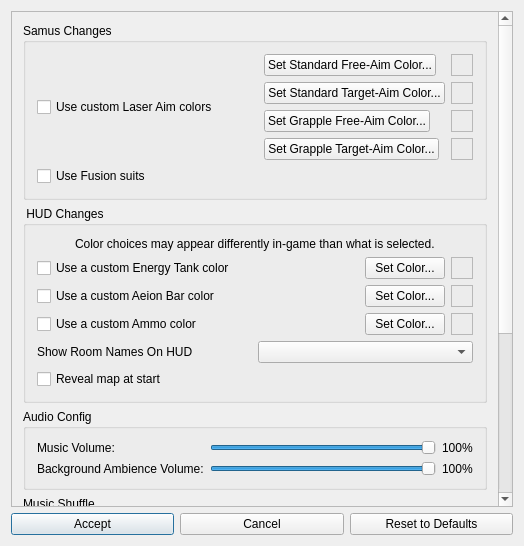
First picture: the form in randovania/games/samus_returns/gui/ui_files/msr_cosmetic_patches_dialog.ui, repository randovania/randovania, before the edit.
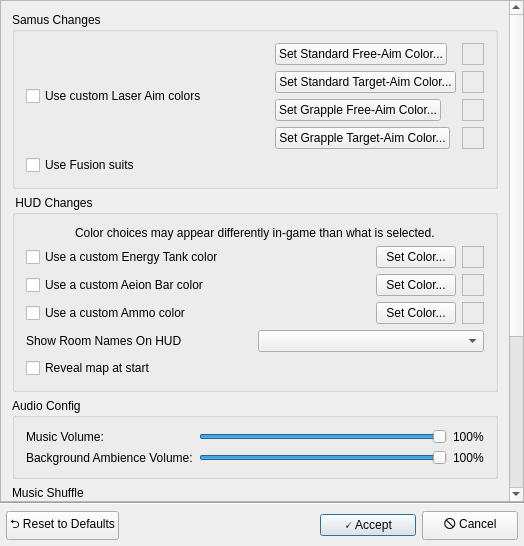
Second picture: the form after the edit. Custom widgets are drawn as their Qt base class.

Commit message: GUI: improve footer of cosmetic dialogs

Patch:
```diff
--- a/randovania/games/samus_returns/gui/ui_files/msr_cosmetic_patches_dialog.ui
+++ b/randovania/games/samus_returns/gui/ui_files/msr_cosmetic_patches_dialog.ui
@@ -10,35 +10,32 @@
     <height>546</height>
    </rect>
   </property>
+  <property name="minimumSize">
+   <size>
+    <width>0</width>
+    <height>0</height>
+   </size>
+  </property>
   <property name="windowTitle">
    <string>Metroid: Samus Returns - Cosmetic Options</string>
   </property>
-  <layout class="QGridLayout" name="gridLayout">
-   <item row="1" column="2">
-    <widget class="QPushButton" name="reset_button">
-     <property name="text">
-      <string>Reset to Defaults</string>
-     </property>
-    </widget>
-   </item>
-   <item row="1" column="0">
-    <widget class="QPushButton" name="accept_button">
-     <property name="text">
-      <string>Accept</string>
-     </property>
-     <property name="default">
-      <bool>true</bool>
-     </property>
-    </widget>
-   </item>
-   <item row="1" column="1">
-    <widget class="QPushButton" name="cancel_button">
-     <property name="text">
-      <string>Cancel</string>
-     </property>
-    </widget>
-   </item>
-   <item row="0" column="0" colspan="3">
+  <layout class="QVBoxLayout" name="verticalLayout_2">
+   <property name="spacing">
+    <number>0</number>
+   </property>
+   <property name="leftMargin">
+    <number>0</number>
+   </property>
+   <property name="topMargin">
+    <number>0</number>
+   </property>
+   <property name="rightMargin">
+    <number>0</number>
+   </property>
+   <property name="bottomMargin">
+    <number>0</number>
+   </property>
+   <item>
     <widget class="QScrollArea" name="scrollArea">
      <property name="widgetResizable">
       <bool>true</bool>
@@ -48,8 +45,8 @@
        <rect>
         <x>0</x>
         <y>0</y>
-        <width>490</width>
-        <height>786</height>
+        <width>508</width>
+        <height>865</height>
        </rect>
       </property>
       <layout class="QVBoxLayout" name="verticalLayout">
@@ -616,6 +613,78 @@
      </widget>
     </widget>
    </item>
+   <item>
+    <widget class="Line" name="line">
+     <property name="orientation">
+      <enum>Qt::Orientation::Horizontal</enum>
+     </property>
+    </widget>
+   </item>
+   <item>
+    <layout class="QHBoxLayout" name="footer_layout">
+     <property name="leftMargin">
+      <number>6</number>
+     </property>
+     <property name="topMargin">
+      <number>6</number>
+     </property>
+     <property name="rightMargin">
+      <number>6</number>
+     </property>
+     <property name="bottomMargin">
+      <number>6</number>
+     </property>
+     <item>
+      <widget class="QPushButton" name="reset_button">
+       <property name="text">
+        <string notr="true">⮌ Reset to Defaults</string>
+       </property>
+      </widget>
+     </item>
+     <item>
+      <spacer name="horizontalSpacer">
+       <property name="orientation">
+        <enum>Qt::Orientation::Horizontal</enum>
+       </property>
+       <property name="sizeHint" stdset="0">
+        <size>
+         <width>40</width>
+         <height>20</height>
+        </size>
+       </property>
+      </spacer>
+     </item>
+     <item>
+      <widget class="QPushButton" name="accept_button">
+       <property name="minimumSize">
+        <size>
+         <width>96</width>
+         <height>0</height>
+        </size>
+       </property>
+       <property name="text">
+        <string notr="true">🗸 Accept</string>
+       </property>
+       <property name="default">
+        <bool>true</bool>
+       </property>
+      </widget>
+     </item>
+     <item>
+      <widget class="QPushButton" name="cancel_button">
+       <property name="minimumSize">
+        <size>
+         <width>96</width>
+         <height>0</height>
+        </size>
+       </property>
+       <property name="text">
+        <string notr="true">🛇 Cancel</string>
+       </property>
+      </widget>
+     </item>
+    </layout>
+   </item>
   </layout>
  </widget>
  <layoutdefault spacing="6" margin="11"/>
```
The commit also changes 22 other files.
